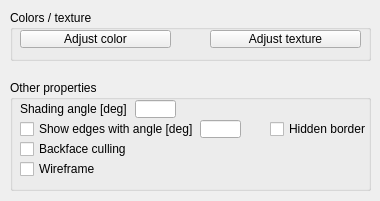
CoppeliaRobotics/coppeliaSimLib, file ui/qdlgmultishapeedition.ui: the form before one commit.
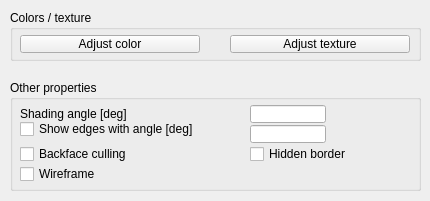
The form after the commit.

Diff of the .ui file:
```diff
--- a/ui/qdlgmultishapeedition.ui
+++ b/ui/qdlgmultishapeedition.ui
@@ -9,7 +9,7 @@
    <rect>
     <x>0</x>
     <y>0</y>
-    <width>380</width>
+    <width>430</width>
     <height>201</height>
    </rect>
   </property>
@@ -30,7 +30,7 @@
     <rect>
      <x>10</x>
      <y>80</y>
-     <width>361</width>
+     <width>411</width>
      <height>111</height>
     </rect>
    </property>
@@ -44,8 +44,8 @@
     <property name="geometry">
      <rect>
       <x>10</x>
-      <y>60</y>
-      <width>151</width>
+      <y>65</y>
+      <width>201</width>
       <height>18</height>
      </rect>
     </property>
@@ -60,8 +60,8 @@
     <property name="geometry">
      <rect>
       <x>10</x>
-      <y>80</y>
-      <width>151</width>
+      <y>85</y>
+      <width>181</width>
       <height>18</height>
      </rect>
     </property>
@@ -77,7 +77,7 @@
      <rect>
       <x>10</x>
       <y>40</y>
-      <width>181</width>
+      <width>231</width>
       <height>18</height>
      </rect>
     </property>
@@ -92,8 +92,8 @@
     <property name="geometry">
      <rect>
       <x>10</x>
-      <y>20</y>
-      <width>111</width>
+      <y>25</y>
+      <width>231</width>
       <height>18</height>
      </rect>
     </property>
@@ -104,9 +104,9 @@
    <widget class="QLineEdit" name="qqShadingAngle">
     <property name="geometry">
      <rect>
-      <x>125</x>
-      <y>20</y>
-      <width>41</width>
+      <x>240</x>
+      <y>25</y>
+      <width>76</width>
       <height>18</height>
      </rect>
     </property>
@@ -114,9 +114,9 @@
    <widget class="QLineEdit" name="qqEdgesAngle">
     <property name="geometry">
      <rect>
-      <x>190</x>
-      <y>40</y>
-      <width>41</width>
+      <x>240</x>
+      <y>45</y>
+      <width>76</width>
       <height>18</height>
      </rect>
     </property>
@@ -124,9 +124,9 @@
    <widget class="QCheckBox" name="qqHiddenBorder">
     <property name="geometry">
      <rect>
-      <x>260</x>
-      <y>40</y>
-      <width>101</width>
+      <x>240</x>
+      <y>65</y>
+      <width>161</width>
       <height>18</height>
      </rect>
     </property>
@@ -143,7 +143,7 @@
     <rect>
      <x>10</x>
      <y>10</y>
-     <width>361</width>
+     <width>411</width>
      <height>51</height>
     </rect>
    </property>
@@ -157,8 +157,8 @@
     <property name="geometry">
      <rect>
       <x>10</x>
-      <y>20</y>
-      <width>151</width>
+      <y>25</y>
+      <width>180</width>
       <height>18</height>
      </rect>
     </property>
@@ -172,9 +172,9 @@
    <widget class="QToolButton" name="qqTexture">
     <property name="geometry">
      <rect>
-      <x>200</x>
-      <y>20</y>
-      <width>151</width>
+      <x>220</x>
+      <y>25</y>
+      <width>180</width>
       <height>18</height>
      </rect>
     </property>
```
